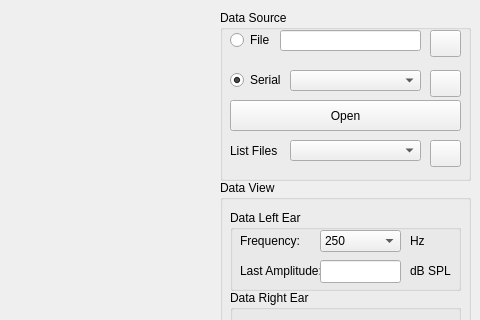
The window that prototrial/interface/audiogram/audiogram.ui (VibrasticLab/pikoakustik2) describes before a commit, drawn with Qt 5; both pictures show x 220 to 700 and y 0 to 320 of the 700 by 500 pixel window.
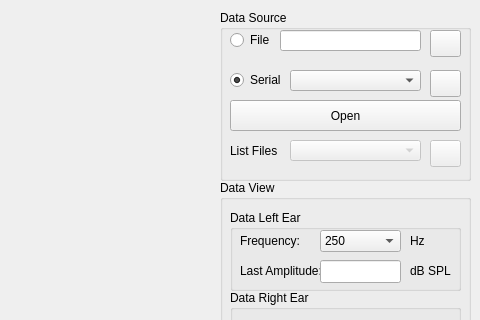
The same window after the commit. Custom widgets are drawn as their Qt base class.

Diff of the .ui file:
```diff
--- a/prototrial/interface/audiogram/audiogram.ui
+++ b/prototrial/interface/audiogram/audiogram.ui
@@ -175,6 +175,9 @@
      </property>
     </widget>
     <widget class="QComboBox" name="cmbFlist">
+     <property name="enabled">
+      <bool>false</bool>
+     </property>
      <property name="geometry">
       <rect>
        <x>70</x>
@@ -188,6 +191,9 @@
      </property>
     </widget>
     <widget class="QPushButton" name="btnSerialFlist">
+     <property name="enabled">
+      <bool>false</bool>
+     </property>
      <property name="geometry">
       <rect>
        <x>210</x>
```
